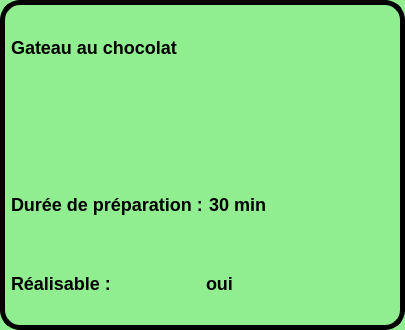
The window that vignetterecette.ui (ACoupat/Refrigestion) describes before a commit, drawn with Qt 5.
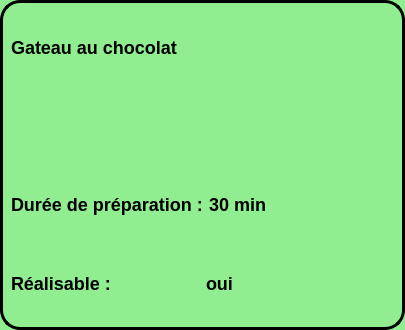
The same window after the commit. Icons and pictures are not drawn.

Diff of the .ui file:
```diff
--- a/vignetterecette.ui
+++ b/vignetterecette.ui
@@ -16,7 +16,7 @@
   <property name="styleSheet">
    <string notr="true">QWidget#VignetteRecette
 {
-	border: 5px solid black;
+	border: 3px solid black;
 	background-color :lightgreen;
 	border-radius:20px;
 }
```
